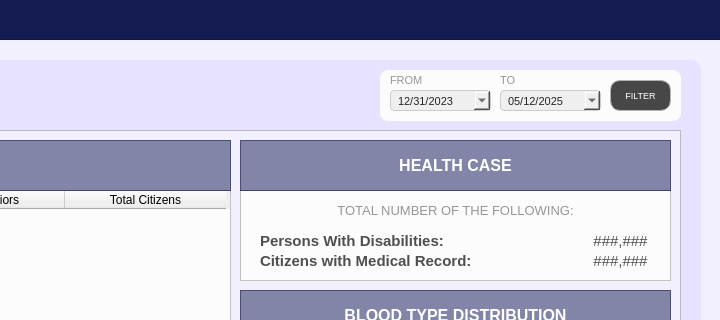
Old version of the form Resources/UIs/MainPages/StatisticPages/health.ui in the repository Yohhannn/Barangay-Records-Statistics-System; both pictures show x 630 to 1350 and y 0 to 320 of the 1350 by 850 pixel window.
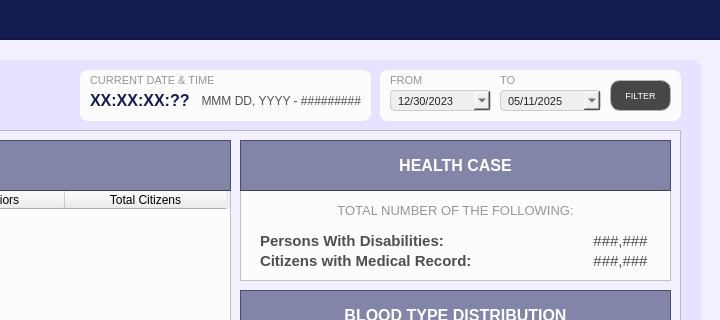
New version of the form. Icons and pictures are not drawn.

Commit message: Added Date and Time UI for Statistic Sub Pages

```diff
--- a/Resources/UIs/MainPages/StatisticPages/health.ui
+++ b/Resources/UIs/MainPages/StatisticPages/health.ui
@@ -2194,7 +2194,7 @@
        <second>0</second>
        <year>2023</year>
        <month>12</month>
-       <day>31</day>
+       <day>30</day>
       </datetime>
      </property>
      <property name="displayFormat">
@@ -2242,7 +2242,7 @@
        <second>0</second>
        <year>2025</year>
        <month>5</month>
-       <day>12</day>
+       <day>11</day>
       </datetime>
      </property>
      <property name="displayFormat">
@@ -2313,6 +2313,145 @@
      </property>
     </widget>
    </widget>
+   <widget class="QFrame" name="demo_frameDateTime">
+    <property name="geometry">
+     <rect>
+      <x>690</x>
+      <y>10</y>
+      <width>291</width>
+      <height>51</height>
+     </rect>
+    </property>
+    <property name="styleSheet">
+     <string notr="true">#demo_frameDateTime {
+  background-color: #fcfcfc;
+  border-radius: 8px; /* Adjust the pixel value to control the roundness */
+}</string>
+    </property>
+    <property name="frameShape">
+     <enum>QFrame::Shape::StyledPanel</enum>
+    </property>
+    <property name="frameShadow">
+     <enum>QFrame::Shadow::Raised</enum>
+    </property>
+    <widget class="QLabel" name="label_total_indppl_3">
+     <property name="geometry">
+      <rect>
+       <x>20</x>
+       <y>100</y>
+       <width>231</width>
+       <height>21</height>
+      </rect>
+     </property>
+     <property name="font">
+      <font>
+       <family>Arial</family>
+       <pointsize>11</pointsize>
+       <bold>true</bold>
+      </font>
+     </property>
+     <property name="styleSheet">
+      <string notr="true">#label_total_indppl {
+	background-color: transparent;
+	color: #4f4f4f;
+}
+</string>
+     </property>
+     <property name="text">
+      <string/>
+     </property>
+     <property name="alignment">
+      <set>Qt::AlignmentFlag::AlignLeading|Qt::AlignmentFlag::AlignLeft|Qt::AlignmentFlag::AlignVCenter</set>
+     </property>
+    </widget>
+    <widget class="QLabel" name="label_datetime">
+     <property name="geometry">
+      <rect>
+       <x>10</x>
+       <y>1</y>
+       <width>161</width>
+       <height>20</height>
+      </rect>
+     </property>
+     <property name="font">
+      <font>
+       <family>Arial</family>
+       <pointsize>8</pointsize>
+      </font>
+     </property>
+     <property name="styleSheet">
+      <string notr="true">#label_datetime{
+	color: #969696;
+}</string>
+     </property>
+     <property name="text">
+      <string>&lt;html&gt;&lt;head/&gt;&lt;body&gt;&lt;p&gt;CURRENT DATE &amp;amp; TIME&lt;/p&gt;&lt;/body&gt;&lt;/html&gt;</string>
+     </property>
+     <property name="alignment">
+      <set>Qt::AlignmentFlag::AlignLeading|Qt::AlignmentFlag::AlignLeft|Qt::AlignmentFlag::AlignVCenter</set>
+     </property>
+    </widget>
+    <widget class="QLabel" name="text_time">
+     <property name="geometry">
+      <rect>
+       <x>10</x>
+       <y>20</y>
+       <width>111</width>
+       <height>21</height>
+      </rect>
+     </property>
+     <property name="font">
+      <font>
+       <family>Arial</family>
+       <pointsize>12</pointsize>
+       <bold>true</bold>
+      </font>
+     </property>
+     <property name="styleSheet">
+      <string notr="true">#text_time {
+	background-color: transparent;
+	color: #141c52;
+}
+</string>
+     </property>
+     <property name="text">
+      <string>XX:XX:XX:??</string>
+     </property>
+     <property name="alignment">
+      <set>Qt::AlignmentFlag::AlignLeading|Qt::AlignmentFlag::AlignLeft|Qt::AlignmentFlag::AlignVCenter</set>
+     </property>
+    </widget>
+    <widget class="QLabel" name="text_date">
+     <property name="geometry">
+      <rect>
+       <x>120</x>
+       <y>20</y>
+       <width>161</width>
+       <height>21</height>
+      </rect>
+     </property>
+     <property name="font">
+      <font>
+       <family>Arial</family>
+       <pointsize>9</pointsize>
+       <bold>false</bold>
+      </font>
+     </property>
+     <property name="styleSheet">
+      <string notr="true">#text_date {
+	background-color: transparent;
+	color: #4f4f4f;
+}
+</string>
+     </property>
+     <property name="text">
+      <string>MMM DD, YYYY - #########</string>
+     </property>
+     <property name="alignment">
+      <set>Qt::AlignmentFlag::AlignRight|Qt::AlignmentFlag::AlignTrailing|Qt::AlignmentFlag::AlignVCenter</set>
+     </property>
+    </widget>
+   </widget>
   </widget>
  </widget>
  <resources/>
```
The commit also changes 13 other files.
